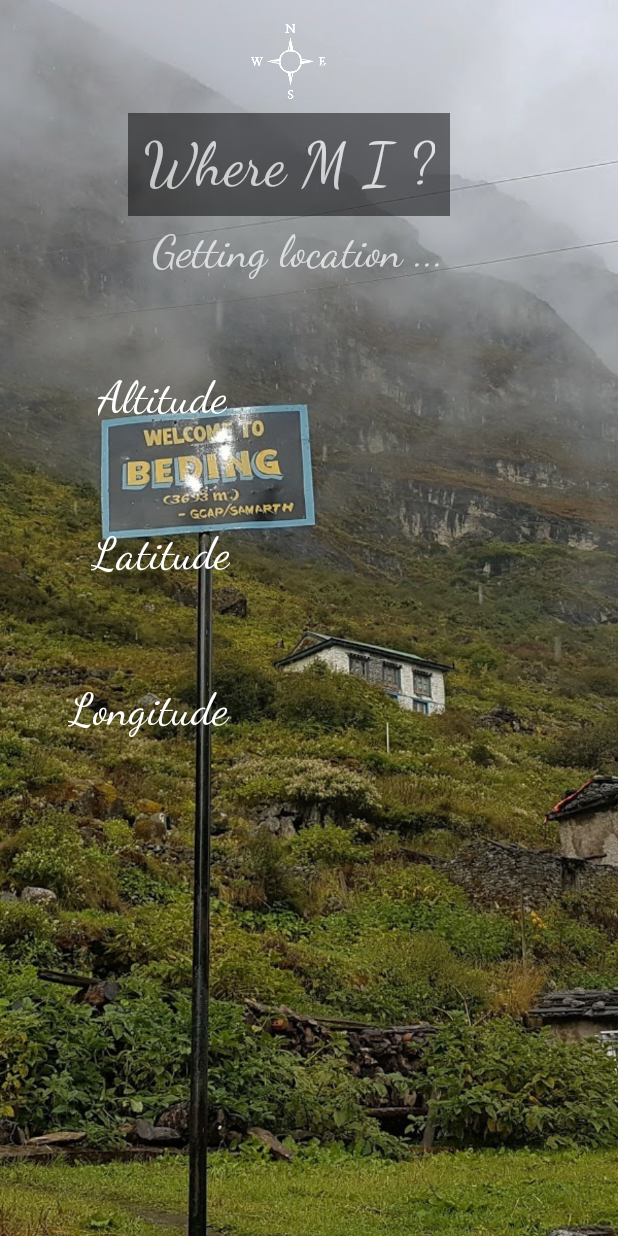
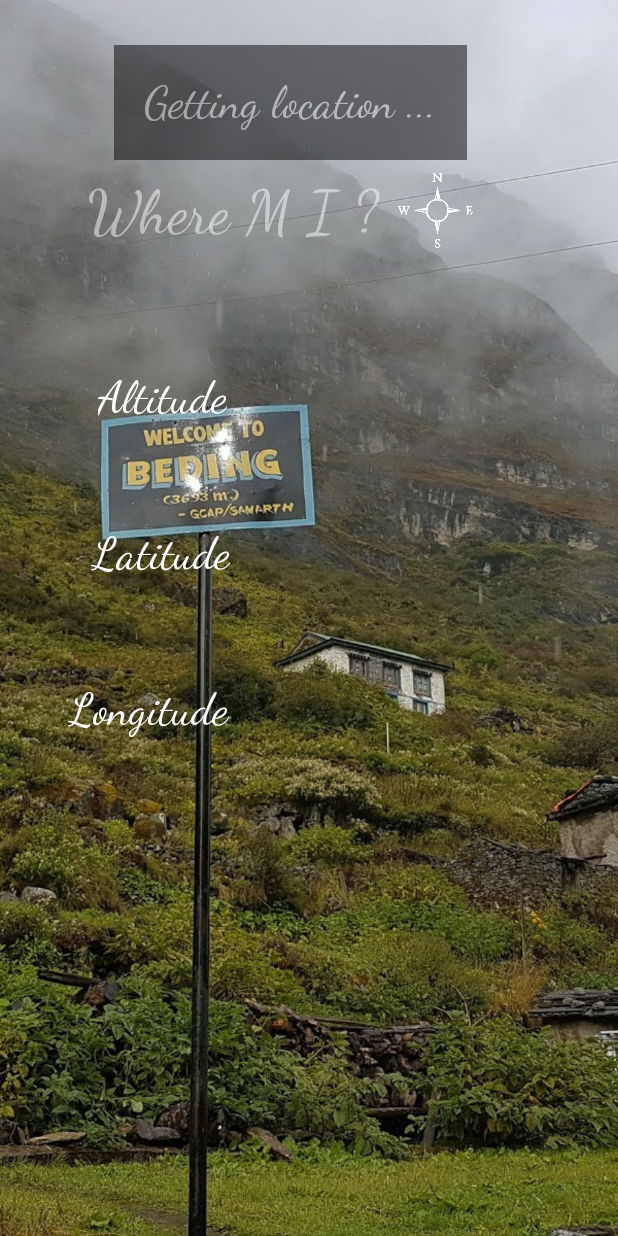
Before and after one commit to drklrd/wheremi, an Android app: the screen it shows after launch (MainActivity), on a phone screen of 412 x 824 dp. Run offline under Robolectric (Android 15) with nearby library versions, the phone set to English and light mode, and no system bars.

Commit message:
some UI finishing

```diff
--- a/app/src/main/res/layout/activity_main.xml
+++ b/app/src/main/res/layout/activity_main.xml
@@ -102,12 +102,11 @@
 
     <TextView
         android:id="@+id/textView4"
-        android:layout_width="wrap_content"
-        android:layout_height="wrap_content"
-        android:layout_marginLeft="85dp"
-        android:layout_marginTop="75dp"
+        android:layout_width="289dp"
+        android:layout_height="67dp"
+        android:layout_marginLeft="48dp"
+        android:layout_marginTop="107dp"
         android:alpha="0.5"
-        android:background="@android:color/background_dark"
         android:fontFamily="cursive"
         android:padding="10dp"
         android:text="Where M I ?"
@@ -122,19 +121,21 @@
         android:layout_width="72dp"
         android:layout_height="50dp"
         app:srcCompat="@drawable/compass"
-        android:layout_marginLeft="156dp"
+        android:layout_marginLeft="254dp"
         app:layout_constraintLeft_toLeftOf="parent"
         app:layout_constraintTop_toTopOf="parent"
-        android:layout_marginTop="16dp" />
+        android:layout_marginTop="115dp" />
 
     <TextView
         android:id="@+id/gettingText"
         android:layout_width="wrap_content"
         android:layout_height="wrap_content"
-        android:layout_marginLeft="96dp"
-        android:layout_marginTop="144dp"
+        android:layout_marginLeft="76dp"
+        android:layout_marginTop="30dp"
+        android:alpha="0.5"
+        android:background="@android:color/background_dark"
         android:fontFamily="cursive"
-        android:padding="5dp"
+        android:padding="20dp"
         android:text="Getting location ..."
         android:textSize="30dp"
         app:layout_constraintLeft_toLeftOf="parent"
```
